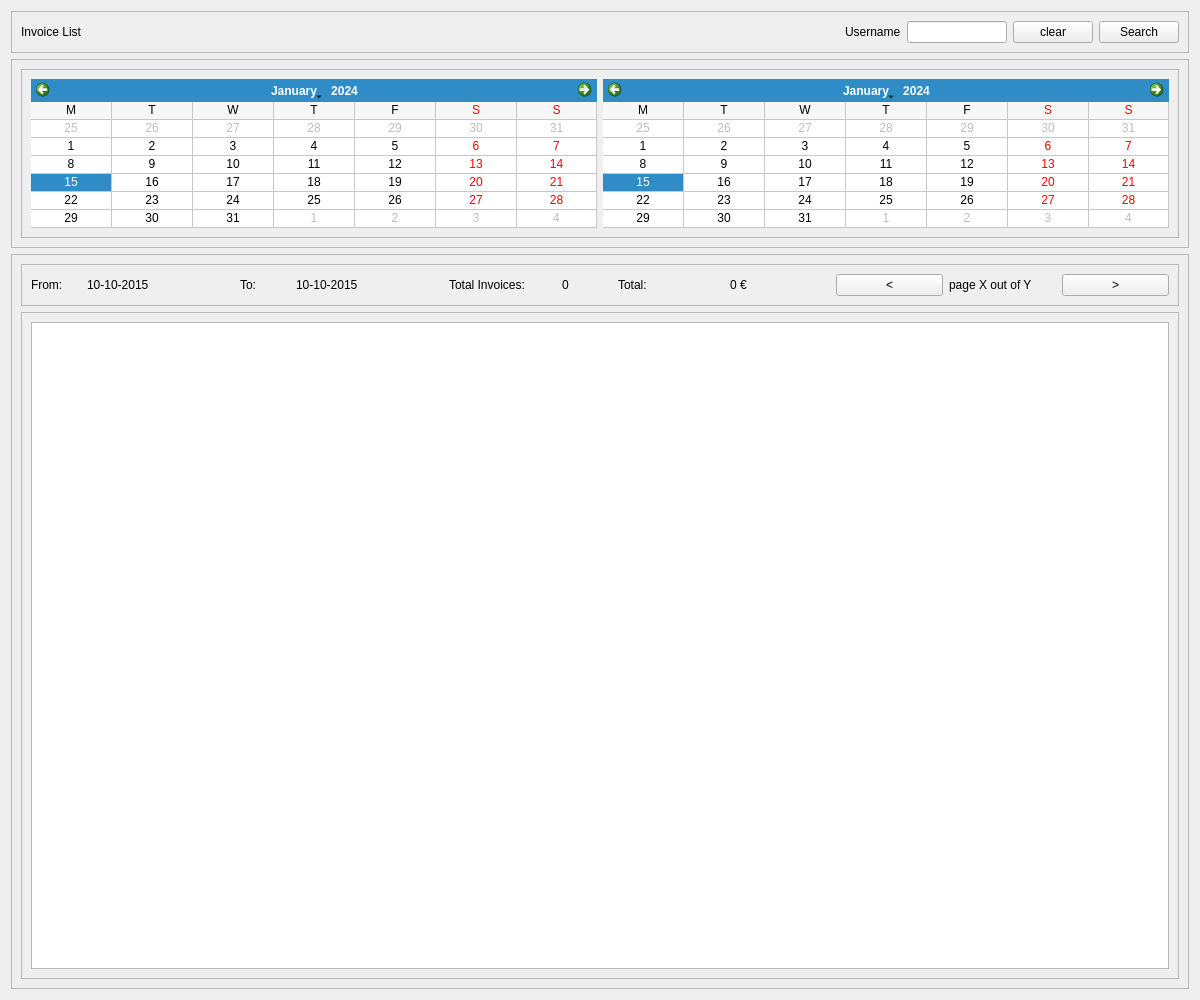
This is penyamanager/admin/admininvoicelistview.ui in eguzki/penyamanager as Qt 5 draws it before an edit. The edited form follows.
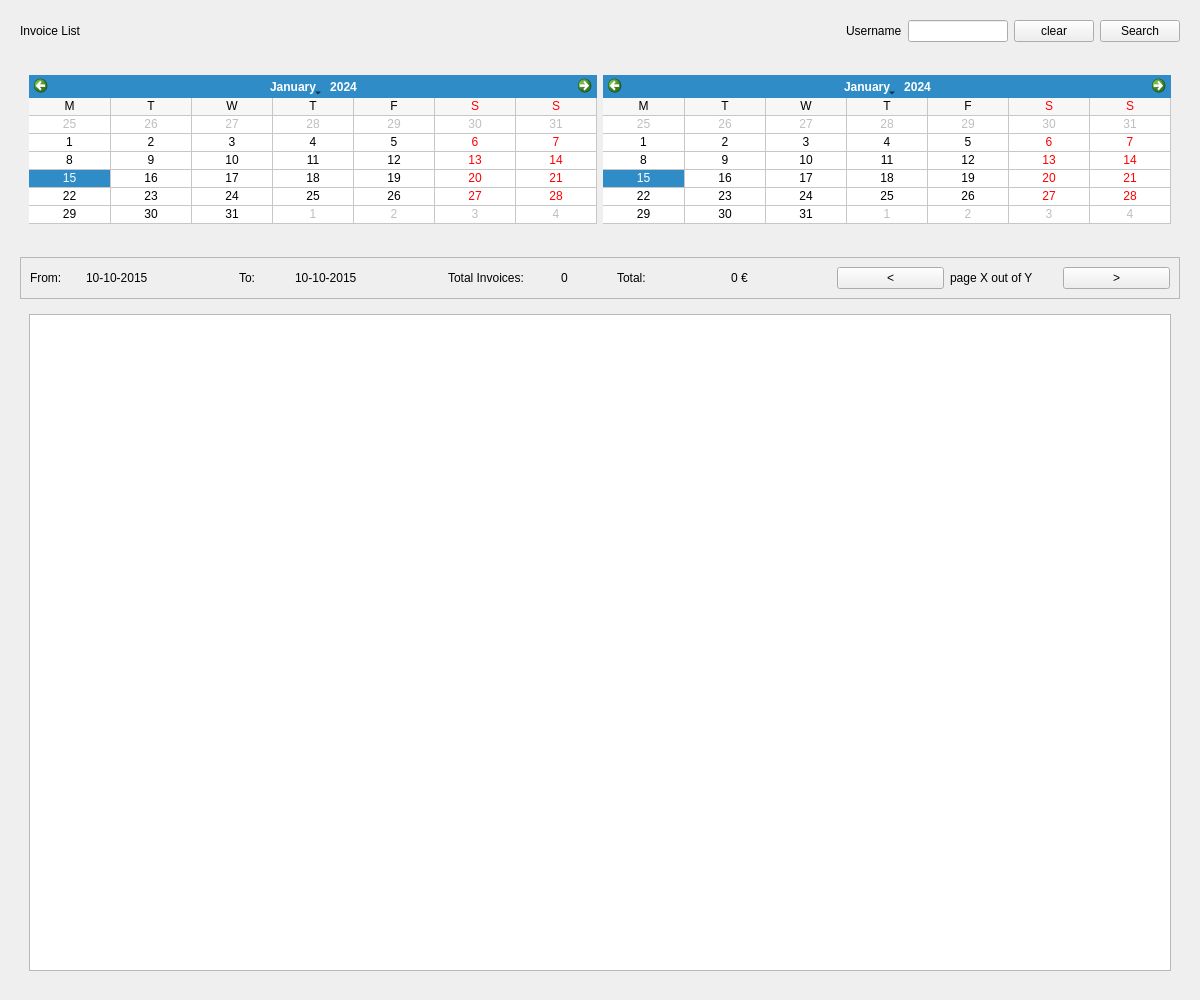
This is the edited form.

Patch:
```diff
--- a/penyamanager/admin/admininvoicelistview.ui
+++ b/penyamanager/admin/admininvoicelistview.ui
@@ -63,19 +63,13 @@
   </property>
   <layout class="QVBoxLayout" name="verticalLayout">
    <item>
-    <widget class="QFrame" name="topFrame">
+    <widget class="QWidget" name="topWidget" native="true">
      <property name="sizePolicy">
       <sizepolicy hsizetype="Preferred" vsizetype="Fixed">
        <horstretch>0</horstretch>
        <verstretch>0</verstretch>
       </sizepolicy>
      </property>
-     <property name="frameShape">
-      <enum>QFrame::StyledPanel</enum>
-     </property>
-     <property name="frameShadow">
-      <enum>QFrame::Raised</enum>
-     </property>
      <layout class="QHBoxLayout" name="horizontalLayout_4">
       <item>
        <widget class="QLabel" name="titleLabel">
@@ -144,28 +138,16 @@
     </widget>
    </item>
    <item>
-    <widget class="QFrame" name="searchFrame">
+    <widget class="QWidget" name="searchWidget" native="true">
      <property name="sizePolicy">
       <sizepolicy hsizetype="Preferred" vsizetype="Fixed">
        <horstretch>0</horstretch>
        <verstretch>0</verstretch>
       </sizepolicy>
      </property>
-     <property name="frameShape">
-      <enum>QFrame::StyledPanel</enum>
-     </property>
-     <property name="frameShadow">
-      <enum>QFrame::Raised</enum>
-     </property>
      <layout class="QVBoxLayout" name="verticalLayout_2">
       <item>
-       <widget class="QFrame" name="dateFrame">
-        <property name="frameShape">
-         <enum>QFrame::StyledPanel</enum>
-        </property>
-        <property name="frameShadow">
-         <enum>QFrame::Raised</enum>
-        </property>
+       <widget class="QWidget" name="dateWidget" native="true">
         <layout class="QHBoxLayout" name="horizontalLayout">
          <item>
           <widget class="QCalendarWidget" name="fromCalendarWidget">
@@ -200,13 +182,7 @@
     </widget>
    </item>
    <item>
-    <widget class="QFrame" name="resultsFrame">
-     <property name="frameShape">
-      <enum>QFrame::StyledPanel</enum>
-     </property>
-     <property name="frameShadow">
-      <enum>QFrame::Raised</enum>
-     </property>
+    <widget class="QWidget" name="resultsWidget" native="true">
      <layout class="QVBoxLayout" name="verticalLayout_3">
       <item>
        <widget class="QFrame" name="pagingFrame">
@@ -402,13 +378,7 @@
        </widget>
       </item>
       <item>
-       <widget class="QFrame" name="invoiceFrame">
-        <property name="frameShape">
-         <enum>QFrame::StyledPanel</enum>
-        </property>
-        <property name="frameShadow">
-         <enum>QFrame::Raised</enum>
-        </property>
+       <widget class="QWidget" name="invoiceWidget" native="true">
         <layout class="QVBoxLayout" name="verticalLayout_4">
          <item>
           <widget class="QTableWidget" name="invoicesTableWidget">
```
